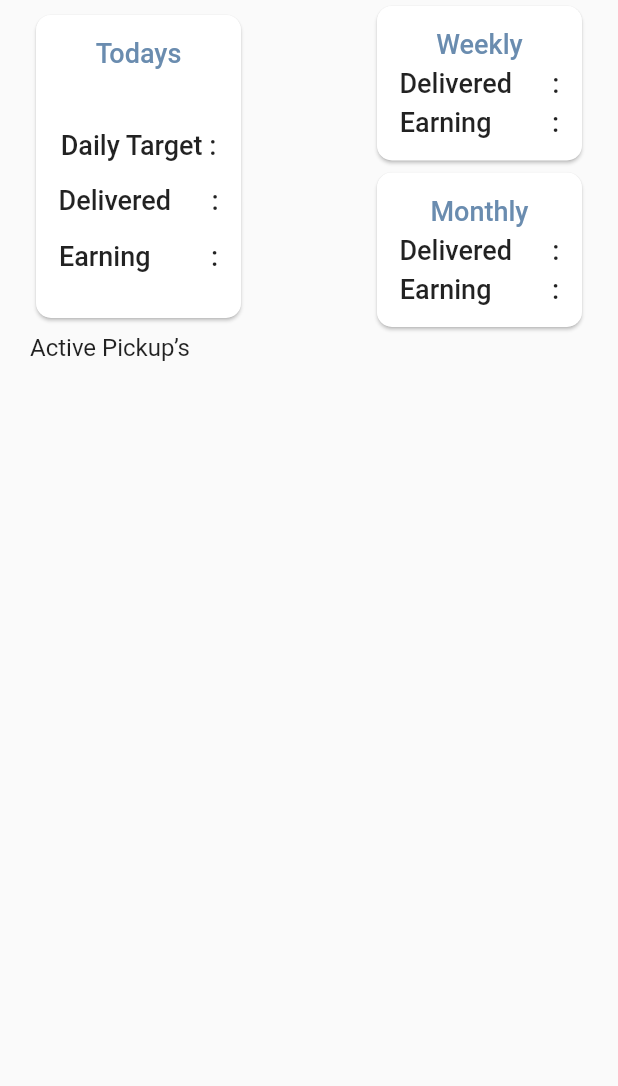
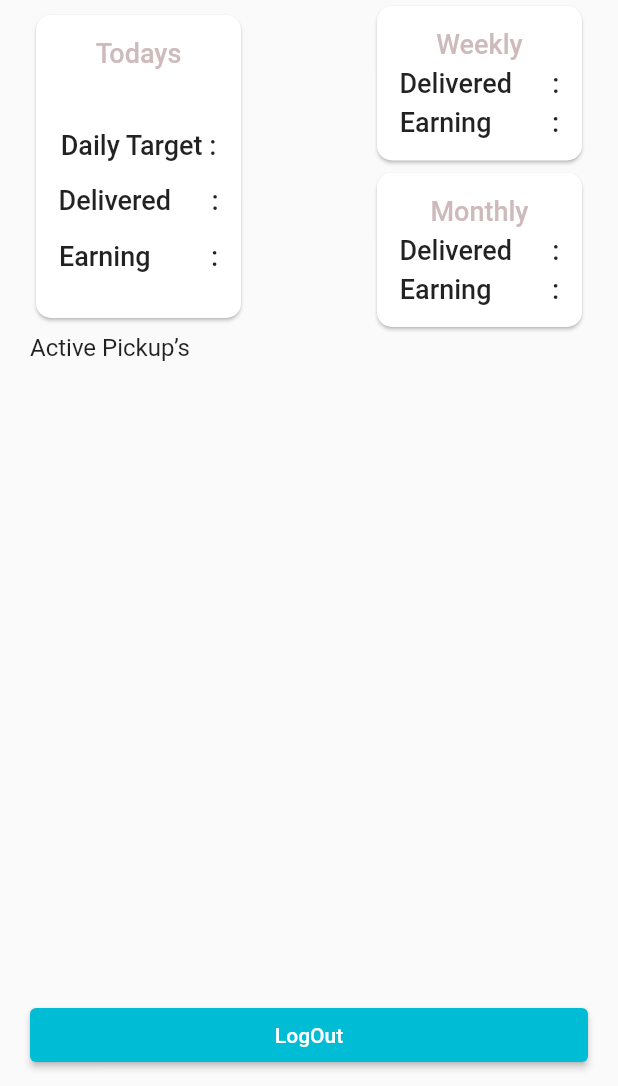
Before and after one commit to manishtalele/riderapp, a Flutter app: the HomeScreen screen opened directly, on a phone screen of 412 x 824 dp, the part 150-1236 px from its top. Run offline on Flutter 3.47's test engine with Material 2 defaults, Android fonts, the phone set to English and light mode, and no system bars; our stand-ins replace cloud_firestore, firebase_auth, firebase_core, firebase_messaging, flutter_local_notifications; accounts and stored records are empty; network calls fail.

Commit message:
added logout function.

```diff
--- a/lib/homescreen.dart
+++ b/lib/homescreen.dart
@@ -1,6 +1,7 @@
 import 'package:firebase_messaging/firebase_messaging.dart';
 import 'package:flutter/material.dart';
 import 'package:flutter_local_notifications/flutter_local_notifications.dart';
+import 'package:riderapp/provider/emailauth.dart';
 import 'package:riderapp/provider/notifcationprovider.dart';
 import 'package:riderapp/theme/deftheme.dart';
 
@@ -39,7 +40,7 @@ class _HomeScreenState extends State<HomeScreen> {
   @override
   Widget build(BuildContext context) {
     return Scaffold(
-      body: Padding(
+      body: SingleChildScrollView(
         padding: const EdgeInsets.all(20),
         child: Column(
           crossAxisAlignment: CrossAxisAlignment.start,
@@ -183,6 +184,17 @@ class _HomeScreenState extends State<HomeScreen> {
           ],
         ),
       ),
+      bottomNavigationBar: Padding(
+        padding: const EdgeInsets.symmetric(horizontal: 20, vertical: 10),
+        child: ElevatedButton(
+          style: ElevatedButton.styleFrom(
+              foregroundColor: Colors.white,
+              padding:
+                  const EdgeInsets.symmetric(vertical: 10, horizontal: 20)),
+          onPressed: () => EmailAuth().logout(context: context),
+          child: const Text("LogOut"),
+        ),
+      ),
     );
   }
 }
--- a/lib/theme/deftheme.dart
+++ b/lib/theme/deftheme.dart
@@ -1,8 +1,8 @@
 import 'package:flutter/material.dart';
 
-Color primaryColor = const Color.fromRGBO(206, 186, 186,84);
+Color primaryColor = const Color(0xFF6A8CAF);
 Color primary2Color = const Color(0xFF75B79E);
-Color primary3Color = const Color(0xFF6A8CAF);
+Color primary3Color = const Color.fromRGBO(206, 186, 186, 84);
 Color secondaryColor = const Color.fromRGBO(106, 140, 175, 0.25);
 Color headerBg = Colors.white;
 Color backgroundColors = Colors.white;
```
Also changed, not shown: lib/login.dart (+15 -12 lines), lib/main.dart (+8 -2 lines), lib/provider/emailauth.dart (+30 -8 lines).
